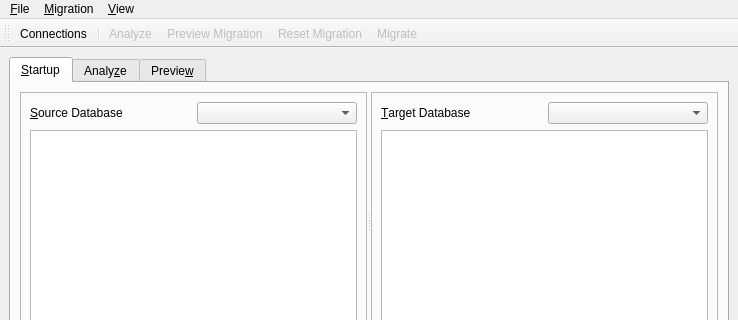
Old version of the form ui/migrainewindow.ui in the repository kandalf/migraine; both pictures show x 0 to 738 and y 0 to 320 of the 738 by 626 pixel window.
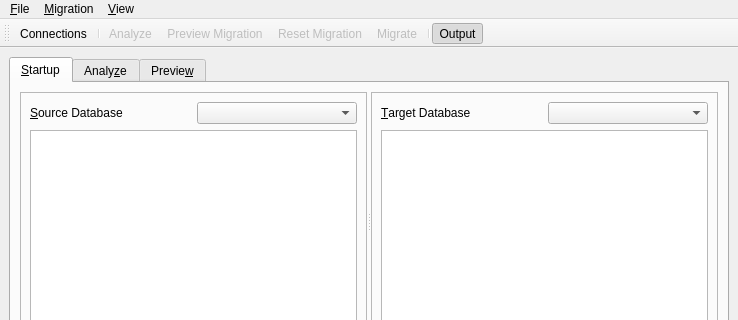
New version of the form. Icons and pictures are not drawn.

Patch:
```diff
--- a/ui/migrainewindow.ui
+++ b/ui/migrainewindow.ui
@@ -674,6 +674,8 @@
    <addaction name="actionPre_view_Migration" />
    <addaction name="actionReset_Migration" />
    <addaction name="actionMigrate" />
+   <addaction name="separator" />
+   <addaction name="actionOutput" />
   </widget>
   <action name="actionConnections" >
    <property name="icon" >
```
Left out of the diff: 10 changed lines with no effect on the pictures.
